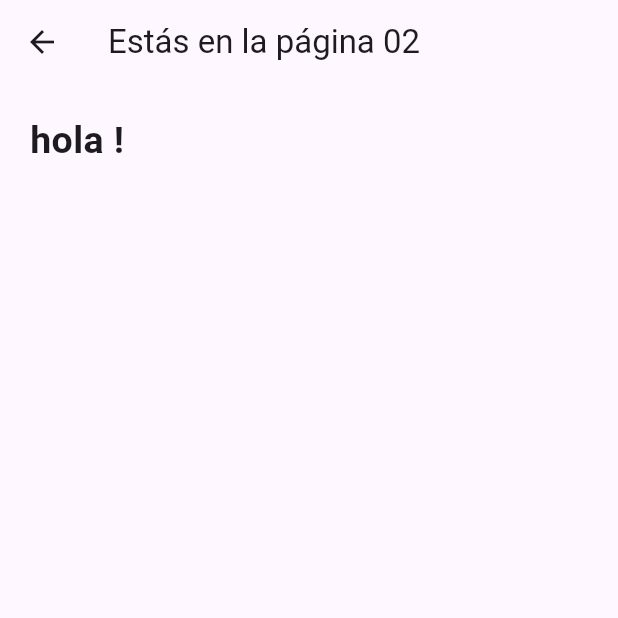
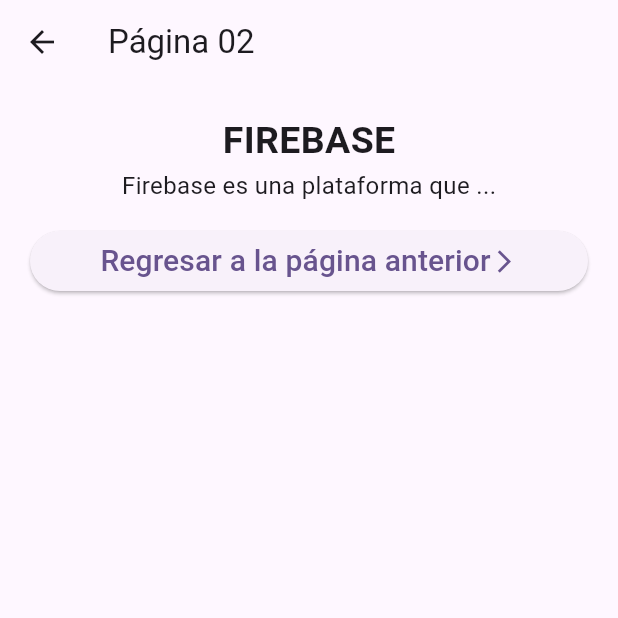
Before and after one commit to Yansu98/app_navigation, a Flutter app: the Pagina02 screen opened directly, on a phone screen of 412 x 824 dp, the top half of it. Run offline on Flutter 3.47's test engine with Material 3 defaults, Android fonts, the phone set to English and light mode, and no system bars.

Commit message:
ACTIVIDAD_04_GUIA_APLICACION_03

```diff
--- a/lib/pages/pagina02.dart
+++ b/lib/pages/pagina02.dart
@@ -7,16 +7,41 @@
   Widget build(BuildContext context) {
     return Scaffold(
       appBar: AppBar(
-        title: const Text("Estás en la página 02"),
+        title: const Text("Página 02"),
       ),
       body: Padding(
         padding: const EdgeInsets.all(20),
         child: Column(
           children: [
-            Text(
-              "hola !",
-              style: TextStyle(fontSize: 25, fontWeight: FontWeight.bold),
+            const Text(
+              "FIREBASE",
+              style: TextStyle(
+                fontSize: 25,
+                fontWeight: FontWeight.bold,
               ),
+            ),
+            const Text(
+              "Firebase es una plataforma que ...",
+              style: TextStyle(fontSize: 16),
+              textAlign: TextAlign.justify,
+            ),
+            const SizedBox(height: 15),
+            ElevatedButton(
+              child: Row(
+                mainAxisAlignment: MainAxisAlignment.center,
+                children: const [
+                  Text(
+                    "Regresar a la página anterior",
+                    style: TextStyle(fontSize: 20),
+                  ),
+                  Icon(Icons.arrow_forward_ios),
+                ],
+              ),
+              onPressed: () {
+                // Acá se puede incluir código para cualquier proceso como acceso de datos
+                Navigator.pop(context);
+              },
+            ),
           ],
         ),
       ),
```
